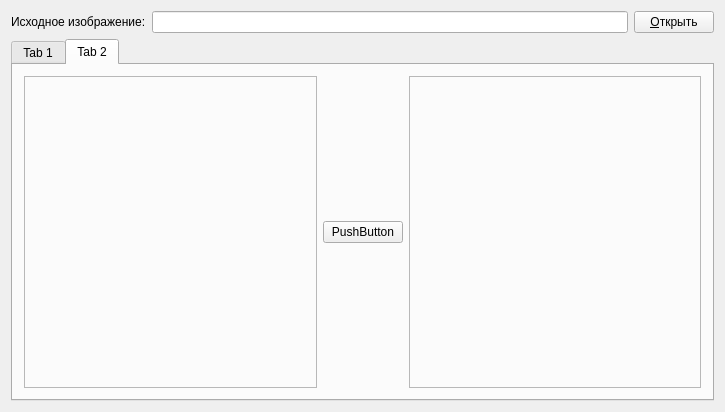
First picture: the form in mainwindow.ui, repository mdnight/ponycrypt, before the edit.
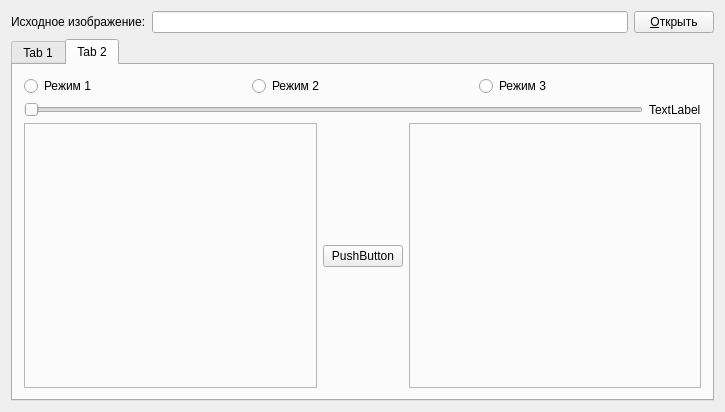
Second picture: the form after the edit. The open tabs and pages were chosen to show the change.

Commit message: вывод данных из картинки

Patch:
```diff
--- a/mainwindow.ui
+++ b/mainwindow.ui
@@ -204,8 +204,53 @@
        <attribute name="title">
         <string>Tab 2</string>
        </attribute>
+       <layout class="QGridLayout" name="gridLayout_6">
+        <item row="0" column="0">
        <layout class="QHBoxLayout" name="horizontalLayout_3">
         <item>
+           <widget class="QRadioButton" name="radioButton_2">
+            <property name="text">
+             <string>Режим 1</string>
+            </property>
+           </widget>
+          </item>
+          <item>
+           <widget class="QRadioButton" name="radioButton">
+            <property name="text">
+             <string>Режим 2</string>
+            </property>
+           </widget>
+          </item>
+          <item>
+           <widget class="QRadioButton" name="radioButton_3">
+            <property name="text">
+             <string>Режим 3</string>
+            </property>
+           </widget>
+          </item>
+         </layout>
+        </item>
+        <item row="1" column="0">
+         <layout class="QHBoxLayout" name="horizontalLayout_6">
+          <item>
+           <widget class="QSlider" name="horizontalSlider_2">
+            <property name="orientation">
+             <enum>Qt::Horizontal</enum>
+            </property>
+           </widget>
+          </item>
+          <item>
+           <widget class="QLabel" name="label_5">
+            <property name="text">
+             <string>TextLabel</string>
+            </property>
+           </widget>
+          </item>
+         </layout>
+        </item>
+        <item row="2" column="0">
+         <layout class="QHBoxLayout" name="horizontalLayout_5">
+          <item>
          <widget class="QFrame" name="frame_3">
           <property name="frameShape">
            <enum>QFrame::StyledPanel</enum>
@@ -214,7 +259,7 @@
            <enum>QFrame::Raised</enum>
           </property>
           <layout class="QGridLayout" name="gridLayout_4">
-           <item row="1" column="0">
+             <item row="2" column="0">
             <spacer name="horizontalSpacer_3">
              <property name="orientation">
               <enum>Qt::Horizontal</enum>
@@ -227,7 +272,7 @@
              </property>
             </spacer>
            </item>
-           <item row="0" column="0">
+             <item row="1" column="0">
             <widget class="QLabel" name="orlabel_2">
              <property name="text">
               <string/>
@@ -305,6 +350,8 @@
            </item>
           </layout>
          </widget>
+          </item>
+         </layout>
         </item>
        </layout>
       </widget>
```
Left out of the diff: 2 changed lines with no effect on the pictures. Lines whose indentation alone changed are shown as unchanged. The commit also changes 2 other files.
